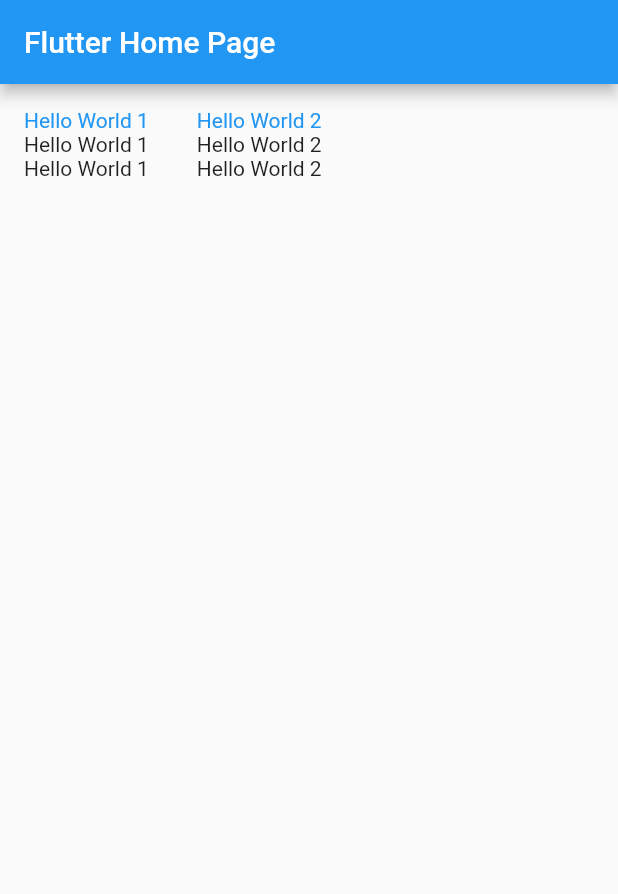
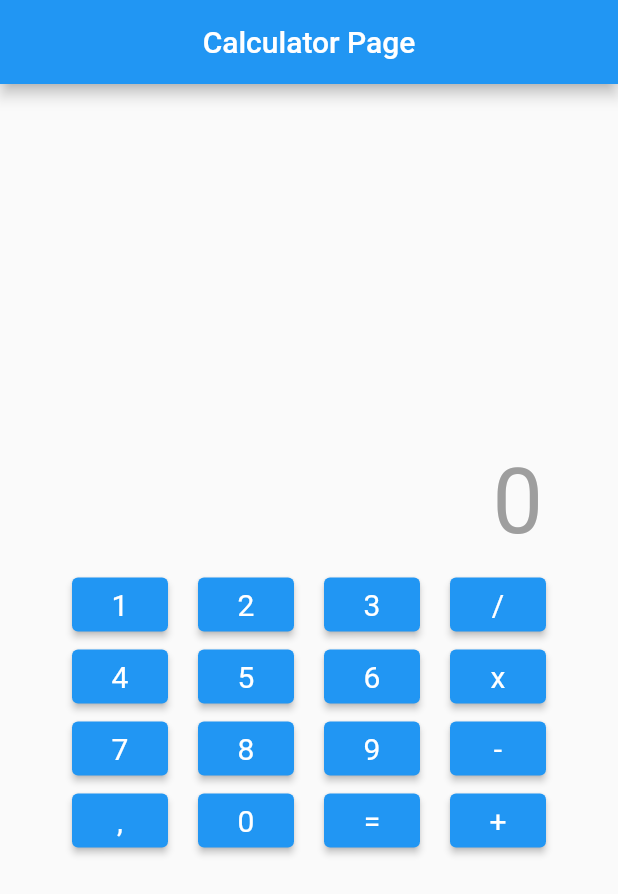
Before and after one commit to muhammadikbal21/flutter-upskilling, a Flutter app: the screen it shows after launch, on a phone screen of 412 x 824 dp. Shown: the top 894 px of the screen. Run offline on Flutter 3.47's test engine with Material 2 defaults, Android fonts, the phone set to English and light mode, and no system bars.

Commit message:
calculator design

```diff
--- /dev/null
+++ b/lib/calculator.dart
@@ -0,0 +1,147 @@
+import 'package:flutter/material.dart';
+
+class Calculator extends StatefulWidget {
+  const Calculator({Key? key, required this.title}) : super(key: key);
+
+  final String title;
+
+  @override
+  _CalculatorState createState() => _CalculatorState();
+}
+
+class _CalculatorState extends State<Calculator> {
+  @override
+  Widget build(BuildContext context) {
+    final ButtonStyle style =
+        ElevatedButton.styleFrom(textStyle: const TextStyle(fontSize: 20));
+
+    return Scaffold(
+      appBar: AppBar(
+        title: Center(child: Text(widget.title)),
+      ),
+      body: Column(
+        mainAxisAlignment: MainAxisAlignment.center,
+        children: [
+          Padding(
+            padding: const EdgeInsets.only(right: 50),
+            child: Row(
+              mainAxisAlignment: MainAxisAlignment.end,
+              children: [
+                Text('0', style: TextStyle(color: Colors.grey, fontSize: 60)),
+              ],
+            ),
+          ),
+          Row(
+            mainAxisAlignment: MainAxisAlignment.center,
+            children: [
+              Padding(
+                padding: const EdgeInsets.all(10.0),
+                child:
+                  Column(mainAxisSize: MainAxisSize.min, children: <Widget>[
+                  ElevatedButton(
+                    style: style,
+                    onPressed: () {},
+                    child: const Text('1'),
+                  ),
+                  ElevatedButton(
+                    style: style,
+                    onPressed: () {},
+                    child: const Text('4'),
+                  ),
+                  ElevatedButton(
+                    style: style,
+                    onPressed: () {},
+                    child: const Text('7'),
+                  ),
+                  ElevatedButton(
+                    style: style,
+                    onPressed: () {},
+                    child: const Text(','),
+                  ),
+                ]),
+              ),
+              Padding(
+                padding: const EdgeInsets.all(10.0),
+                child:
+                    Column(mainAxisSize: MainAxisSize.min, children: <Widget>[
+                  ElevatedButton(
+                    style: style,
+                    onPressed: () {},
+                    child: const Text('2'),
+                  ),
+                  ElevatedButton(
+                    style: style,
+                    onPressed: () {},
+                    child: const Text('5'),
+                  ),
+                  ElevatedButton(
+                    style: style,
+                    onPressed: () {},
+                    child: const Text('8'),
+                  ),
+                  ElevatedButton(
+                    style: style,
+                    onPressed: () {},
+                    child: const Text('0'),
+                  ),
+                ]),
+              ),
+              Padding(
+                padding: const EdgeInsets.all(10.0),
+                child:
+                    Column(mainAxisSize: MainAxisSize.min, children: <Widget>[
+                  ElevatedButton(
+                    style: style,
+                    onPressed: () {},
+                    child: const Text('3'),
+                  ),
+                  ElevatedButton(
+                    style: style,
+                    onPressed: () {},
+                    child: const Text('6'),
+                  ),
+                  ElevatedButton(
+                    style: style,
+                    onPressed: () {},
+                    child: const Text('9'),
+                  ),
+                  ElevatedButton(
+                    style: style,
+                    onPressed: () {},
+                    child: const Text('='),
+                  ),
+                ]),
+              ),
+              Padding(
+                padding: const EdgeInsets.all(10.0),
+                child:
+                    Column(mainAxisSize: MainAxisSize.min, children: <Widget>[
+                  ElevatedButton(
+                    style: style,
+                    onPressed: () {},
+                    child: const Text('/'),
+                  ),
+                  ElevatedButton(
+                    style: style,
+                    onPressed: () {},
+                    child: const Text('x'),
+                  ),
+                  ElevatedButton(
+                    style: style,
+                    onPressed: () {},
+                    child: const Text('-'),
+                  ),
+                  ElevatedButton(
+                    style: style,
+                    onPressed: () {},
+                    child: const Text('+'),
+                  ),
+                ]),
+              ),
+            ],
+          ),
+        ],
+      ),
+    );
+  }
+}
--- a/lib/main.dart
+++ b/lib/main.dart
@@ -1,4 +1,5 @@
 import 'package:flutter/material.dart';
+import 'package:flutter_upskilling/calculator.dart';
 import 'package:flutter_upskilling/my_home_page.dart';
 
 void main() {
@@ -13,7 +14,7 @@
       theme: ThemeData(
         primarySwatch: Colors.blue,
       ),
-      home: MyHomePage(title: 'Flutter Home Page'),
+      home: Calculator(title: 'Calculator Page'),
     );
   }
 }
--- a/lib/my_home_page.dart
+++ b/lib/my_home_page.dart
@@ -10,6 +10,28 @@
 }
 
 class _MyHomePageState extends State<MyHomePage> {
+  Widget _showColumn(String text) {
+    return Padding(
+      padding: const EdgeInsets.all(16.0),
+      child: Column(
+        children: [
+          Center(
+            child: Text(
+              text,
+              style: TextStyle(color: Colors.blue),
+            ),
+          ),
+          Center(
+            child: Text(text),
+          ),
+          Center(
+            child: Text(text),
+          ),
+        ],
+      ),
+    );
+  }
+
   @override
   Widget build(BuildContext context) {
     return Scaffold(
@@ -18,24 +40,9 @@
         ),
         body: Row(
           children: [
-          Padding(padding: const EdgeInsets.all(16.0),
-          child: Column(
-            children: [
-              Center(child: Text('Hello World 1', style: TextStyle(color: Colors.blue),),),
-              Center(child: Text('Hello World 1'),),
-              Center(child: Text('Hello World 1'),),
+            _showColumn('Hello World 1'),
+            _showColumn('Hello World 2'),
           ],
-          ),),
-          Padding(padding: const EdgeInsets.all(16.0),
-          child: Column(
-            children: [
-              Center(child: Text('Hello World 2', style: TextStyle(color: Colors.blue),),),
-              Center(child: Text('Hello World 2'),),
-              Center(child: Text('Hello World 2'),),
-            ],
-          ),)
-        ],
-      )
-    );
+        ));
   }
 }
```
Lines whose indentation alone changed are shown as unchanged.
